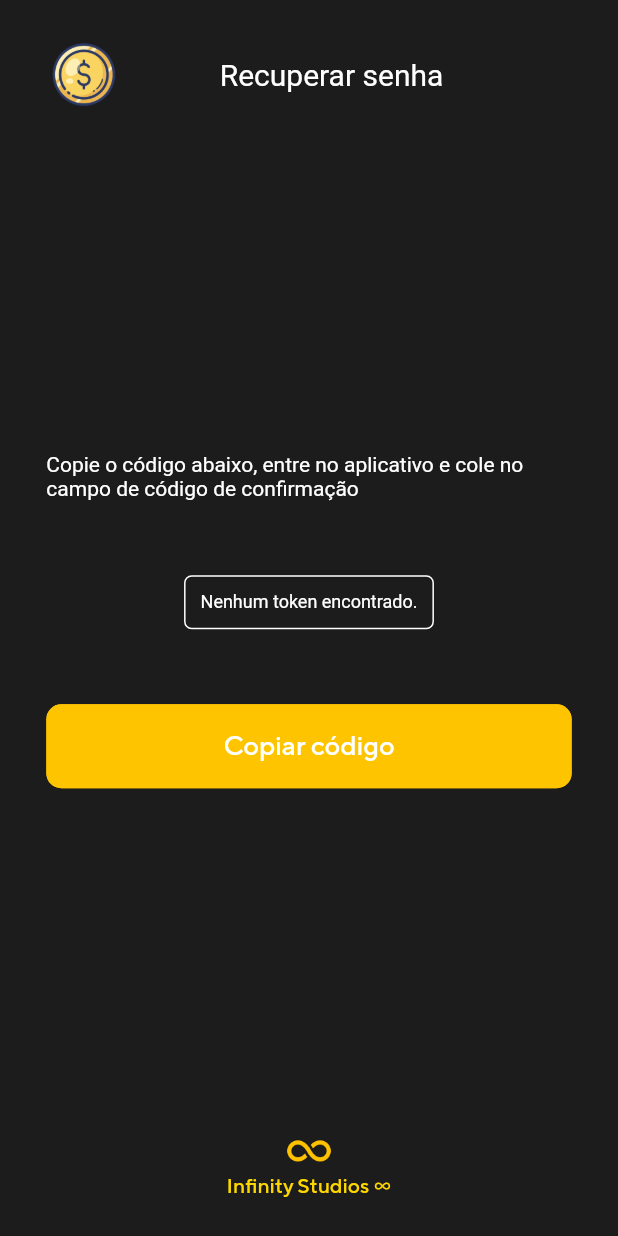
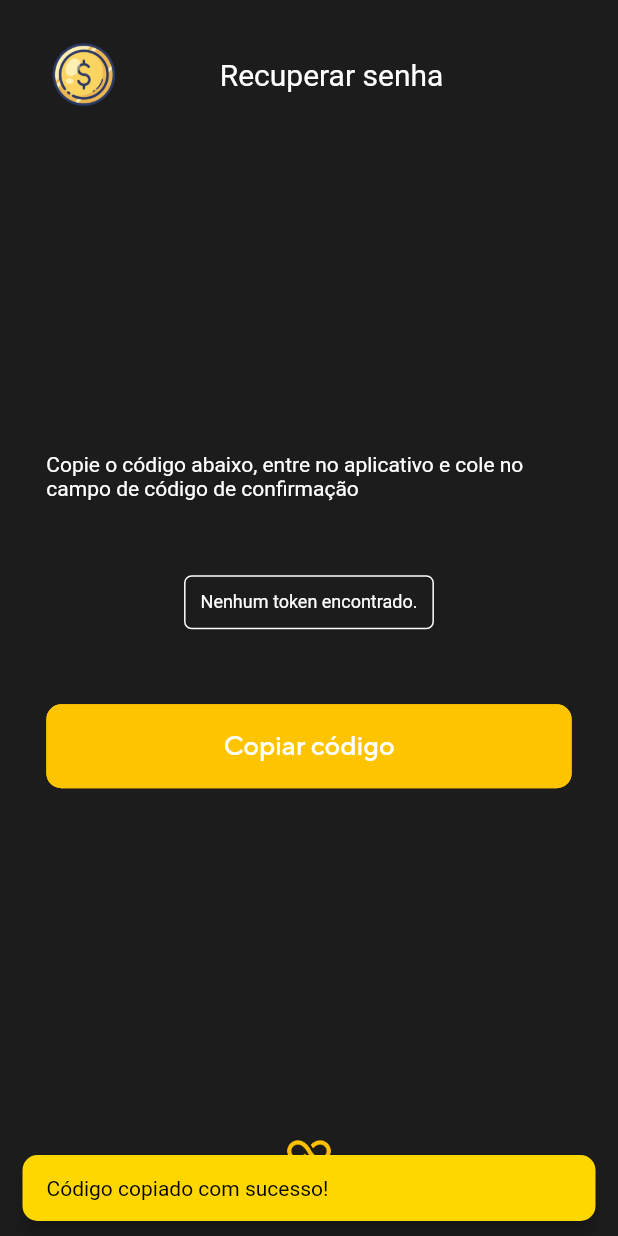
Before and after one commit to kaiolabs/assistaganhe, a Flutter app: the screen it shows after launch, after a tap on "Copiar código", on a phone screen of 412 x 824 dp. Run offline on Flutter 3.47's test engine with Material 2 defaults, Android fonts, the phone set to English and light mode, and no system bars; missing offline and left inert: clipboard, dart:html; Roboto replaces fonts that are missing (TTNorms_Light).

Commit message:
Criando o snackBarMessenger

```diff
--- a/lib/main.dart
+++ b/lib/main.dart
@@ -6,6 +6,7 @@ import 'package:recover_password/button_pattern.dart';
 import 'package:recover_password/color_outlet.dart';
 import 'package:recover_password/font_family_outlet.dart';
 import 'package:recover_password/size_outlet.dart';
+import 'package:recover_password/snack_bar_messenger.dart';
 
 void main() {
   runApp(const MyApp());
@@ -37,6 +38,8 @@ class MyHomePage extends StatefulWidget {
 }
 
 class _MyHomePageState extends State<MyHomePage> {
+  String tokenController = '';
+
   getPram() {
     var url = window.location.href;
     if (url.contains('=') && url.contains('&')) {
@@ -56,7 +59,7 @@ class _MyHomePageState extends State<MyHomePage> {
   @override
   void initState() {
     super.initState();
-    getPram();
+    tokenController = getPram();
   }
 
   @override
@@ -119,7 +122,7 @@ class _MyHomePageState extends State<MyHomePage> {
                       padding: const EdgeInsets.symmetric(horizontal: SizeOutlet.paddingSizeSmall, vertical: SizeOutlet.paddingSizeSmall),
                       margin: const EdgeInsets.symmetric(vertical: SizeOutlet.borderRadiusSizeBig),
                       child: Text(
-                        '${getPram()}',
+                        tokenController,
                         style: const TextStyle(
                           color: ColorOutlet.colorWhite,
                           fontSize: 12,
@@ -132,7 +135,8 @@ class _MyHomePageState extends State<MyHomePage> {
                       child: ButtonPattern(
                         label: 'Copiar código',
                         onPressed: () {
-                          FlutterClipboard.copy('${getPram()}').then((value) => print('copied'));
+                          FlutterClipboard.copy(tokenController).then((value) => print('copied'));
+                          snackBarMessenger(context: context, message: 'Código copiado com sucesso!');
                         },
                       ),
                     ),
--- /dev/null
+++ b/lib/snack_bar_messenger.dart
@@ -0,0 +1,29 @@
+import 'package:flutter/material.dart';
+import 'package:recover_password/color_outlet.dart';
+
+/// ### SnackBarMessenger Componente feito por Kaio Rodrigues | 20/10/2022 | Projeto externo - direitos de uso reservados.
+/// - Github do criador: https://github.com/kaiolabs
+/// - Documentação do componente:
+/// - [ message ] Mensagem a ser exibida
+/// - [ color ] Cor do fundo sa snackBar
+/// - [ context ] Contexto da tela atual
+/// - [ duration ] Duração da snackBar
+snackBarMessenger({
+  String? message = '',
+  Color? color = ColorOutlet.colorPrimaryDark,
+  int? duration = 2,
+  double? borderRadius = 10,
+  required BuildContext context,
+}) {
+  return ScaffoldMessenger.of(context).showSnackBar(
+    SnackBar(
+      content: Text(message!, style: const TextStyle(color: Colors.black)),
+      duration: Duration(seconds: duration!),
+      behavior: SnackBarBehavior.floating,
+      dismissDirection: DismissDirection.horizontal,
+      elevation: 5,
+      shape: RoundedRectangleBorder(borderRadius: BorderRadius.all(Radius.circular(borderRadius!))),
+      backgroundColor: color,
+    ),
+  );
+}
```
